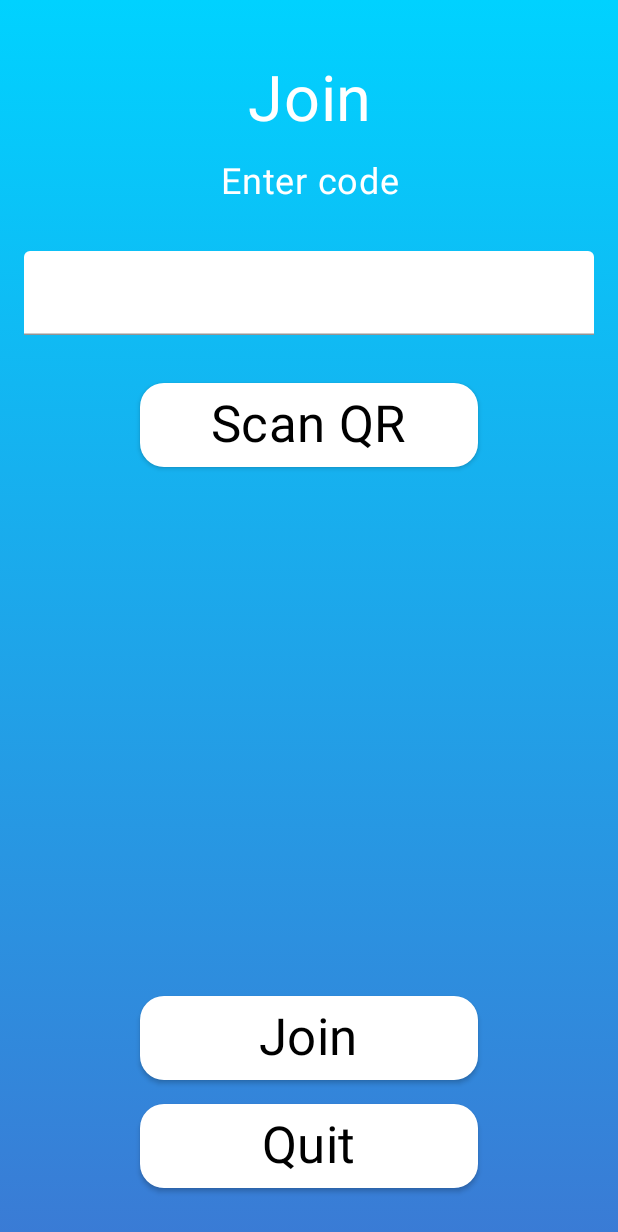
After one commit to monke-master/TicTacToeWS, an Android app built with Jetpack Compose: the composable JoinGameScreen shown on its own in the app's theme, on a phone screen of 412 x 824 dp. The commit adds this screen. Shown: the top 1232 px of the screen. Run offline under Robolectric (Android 15) with nearby library versions, the phone set to English and light mode, and no system bars; our stand-ins replace Compose Multiplatform resources; 3 statements that could not run were skipped.

Commit message:
Join Game Screen

```diff
--- a/composeApp/src/commonMain/composeResources/values/string.xml
+++ b/composeApp/src/commonMain/composeResources/values/string.xml
@@ -2,4 +2,7 @@
     <string name="app_name">TIC-TAC-TOE</string>
     <string name="join">Join</string>
     <string name="host">Host</string>
+    <string name="enter_code">Enter code</string>
+    <string name="scan_qr">Scan QR</string>
+    <string name="quit">Quit</string>
 </resources>
--- a/composeApp/src/commonMain/kotlin/App.kt
+++ b/composeApp/src/commonMain/kotlin/App.kt
@@ -2,12 +2,13 @@ import androidx.compose.runtime.Composable
 import org.jetbrains.compose.ui.tooling.preview.Preview
 import ui.StartScreen
 import ui.composable.GradientBackground
+import ui.join.JoinGameScreen
 import ui.theme.ApplicationTheme
 
 @Composable
 @Preview
 fun App() {
     ApplicationTheme {
-        StartScreen()
+        JoinGameScreen()
     }
 }
--- /dev/null
+++ b/composeApp/src/commonMain/kotlin/ui/composable/Inputs.kt
@@ -0,0 +1,3 @@
+package ui.composable
+
+import androidx.compose.runtime.Composable
--- /dev/null
+++ b/composeApp/src/commonMain/kotlin/ui/join/JoinGameScreen.kt
@@ -0,0 +1,89 @@
+package ui.join
+
+import androidx.compose.foundation.layout.*
+import androidx.compose.material.MaterialTheme
+import androidx.compose.material.Text
+import androidx.compose.material.TextField
+import androidx.compose.material.TextFieldDefaults
+import androidx.compose.runtime.*
+import androidx.compose.ui.Alignment
+import androidx.compose.ui.Modifier
+import androidx.compose.ui.graphics.Color
+import androidx.compose.ui.text.style.TextAlign
+import androidx.compose.ui.unit.dp
+import androidx.compose.ui.unit.sp
+import org.jetbrains.compose.resources.stringResource
+import org.jetbrains.compose.ui.tooling.preview.Preview
+import tictactoe.composeapp.generated.resources.*
+import ui.composable.DefaultBackground
+import ui.composable.TextButton
+
+@Composable
+fun JoinGameScreen() {
+    var input by remember {
+        mutableStateOf("")
+    }
+    DefaultBackground {
+        Column(
+            horizontalAlignment = Alignment.CenterHorizontally,
+            modifier = Modifier.padding(horizontal = 16.dp)
+        ) {
+            Text(
+                text = stringResource(Res.string.join),
+                fontSize = 42.sp,
+                color = Color.White,
+                textAlign = TextAlign.Center,
+                modifier = Modifier
+                    .fillMaxWidth()
+                    .padding(top = 42.dp)
+            )
+            Text(
+                text = stringResource(Res.string.enter_code),
+                fontSize = 24.sp,
+                color = Color.White,
+                textAlign = TextAlign.Center,
+                modifier = Modifier
+                    .fillMaxWidth()
+                    .padding(top = 16.dp)
+            )
+            TextField(
+                modifier = Modifier.padding(top = 32.dp).fillMaxWidth(),
+                value = input,
+                onValueChange = { input = it },
+                colors = TextFieldDefaults.textFieldColors(
+                    textColor = Color.Black,
+                    backgroundColor = Color.White,
+                    focusedIndicatorColor = Color.White,
+                    cursorColor = Color.Black
+                )
+            )
+            TextButton(
+                modifier = Modifier
+                    .width(225.dp)
+                    .padding(top = 32.dp),
+                text = stringResource(Res.string.scan_qr)
+            ) {      }
+
+            Spacer(modifier = Modifier.weight(1f))
+            TextButton(
+                modifier = Modifier
+                    .width(225.dp)
+                    .padding(bottom = 16.dp),
+                text = stringResource(Res.string.join)
+            ) {      }
+            TextButton(
+                modifier = Modifier
+                    .width(225.dp)
+                    .padding(bottom = 32.dp),
+                text = stringResource(Res.string.quit)
+            ) {      }
+        }
+
+    }
+}
+
+@Composable
+@Preview
+private fun JoinGameScreenPreview() {
+    JoinGameScreen()
+}
```
Also changed, not shown: composeApp/src/commonMain/kotlin/ui/start/StartScreen.kt (renamed from composeApp/src/commonMain/kotlin/ui/StartScreen.kt).
